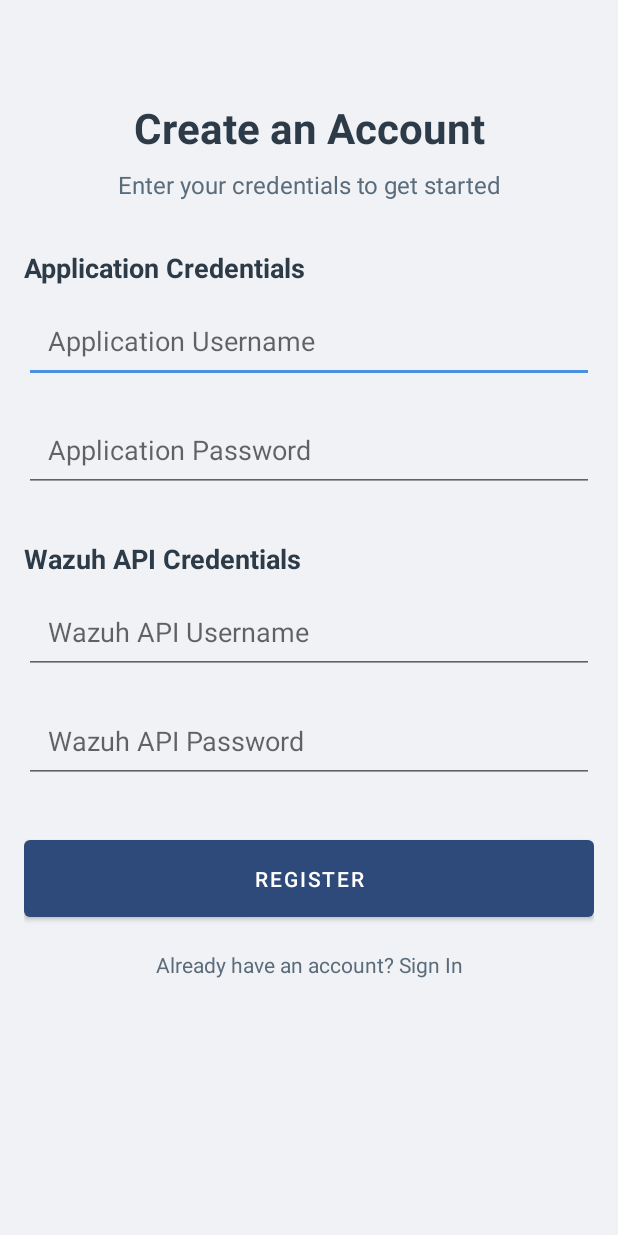
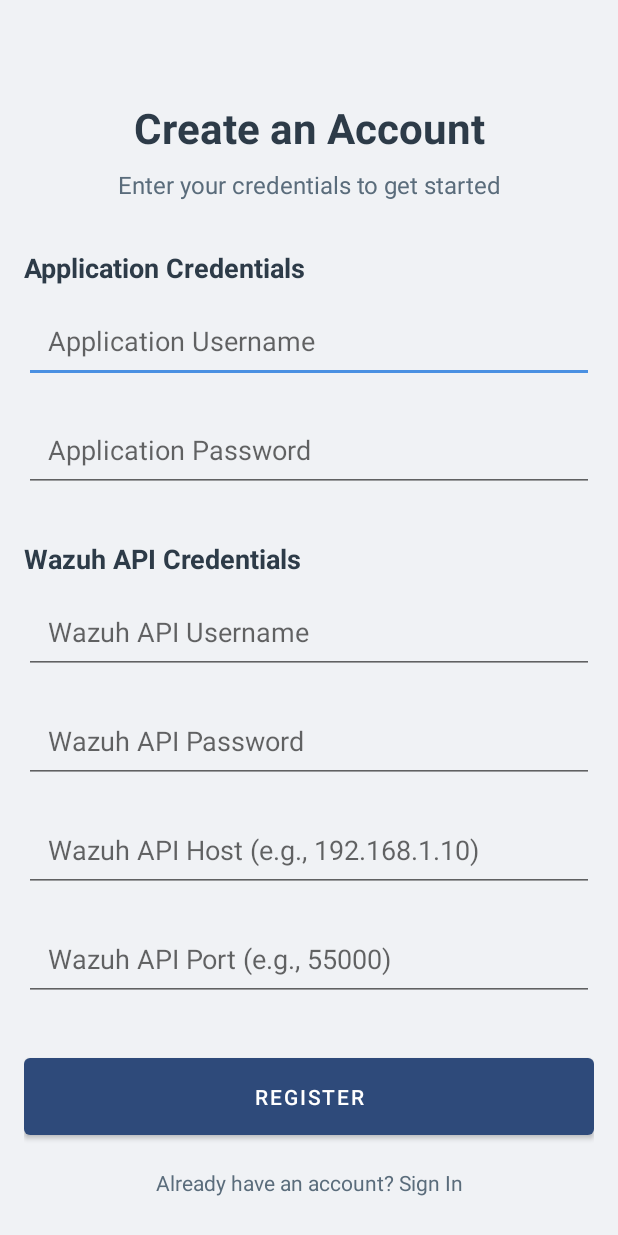
Before and after one commit to MiracleYosuaK/android-project, an Android app: the RegisterActivity screen opened directly, with no data from a screen before it, on a phone screen of 412 x 824 dp. Run offline under Robolectric (Android 15) with nearby library versions, the phone set to English and light mode, and no system bars.

Commit message:
git push origin master

```diff
--- a/app/src/main/java/com/wazuh/mobile/RegisterActivity.java
+++ b/app/src/main/java/com/wazuh/mobile/RegisterActivity.java
@@ -10,7 +10,7 @@
 import com.google.android.material.textfield.TextInputEditText;
 
 public class RegisterActivity extends AppCompatActivity {
-    private TextInputEditText etAppUsername, etAppPassword, etWazuhUsername, etWazuhPassword;
+    private TextInputEditText etAppUsername, etAppPassword, etWazuhUsername, etWazuhPassword, etWazuhHost, etWazuhPort;
     private MaterialButton btnRegister;
 
     @Override
@@ -22,6 +22,8 @@
         etAppPassword = findViewById(R.id.etAppPassword);
         etWazuhUsername = findViewById(R.id.etWazuhUsername);
         etWazuhPassword = findViewById(R.id.etWazuhPassword);
+        etWazuhHost = findViewById(R.id.etWazuhHost);
+        etWazuhPort = findViewById(R.id.etWazuhPort);
         btnRegister = findViewById(R.id.btnRegister);
 
         btnRegister.setOnClickListener(v -> attemptRegister());
@@ -32,9 +34,12 @@
         String appPassword = etAppPassword.getText().toString().trim();
         String wazuhUsername = etWazuhUsername.getText().toString().trim();
         String wazuhPassword = etWazuhPassword.getText().toString().trim();
+        String wazuhHost = etWazuhHost.getText().toString().trim();
+        String wazuhPort = etWazuhPort.getText().toString().trim();
 
         if (TextUtils.isEmpty(appUsername) || TextUtils.isEmpty(appPassword) ||
-                TextUtils.isEmpty(wazuhUsername) || TextUtils.isEmpty(wazuhPassword)) {
+                TextUtils.isEmpty(wazuhUsername) || TextUtils.isEmpty(wazuhPassword) ||
+                TextUtils.isEmpty(wazuhHost) || TextUtils.isEmpty(wazuhPort)) {
             Toast.makeText(this, "All fields are required", Toast.LENGTH_SHORT).show();
             return;
         }
@@ -44,13 +49,13 @@
 
         new Thread(() -> {
             try {
-                // Pastikan ini adalah URL backend Flask Anda
-                ApiClient apiClient = new ApiClient("https://678b45bfb956.ngrok-free.app");
-                apiClient.register(appUsername, appPassword, wazuhUsername, wazuhPassword);
+                // Gunakan URL backend Flask Anda
+                ApiClient apiClient = new ApiClient("https://cc5d39301d57.ngrok-free.app");
+                apiClient.register(appUsername, appPassword, wazuhUsername, wazuhPassword, wazuhHost, wazuhPort);
 
                 runOnUiThread(() -> {
                     Toast.makeText(this, "Registration successful!", Toast.LENGTH_SHORT).show();
-                    finish(); // Kembali ke halaman login
+                    finish();
                 });
             } catch (Exception e) {
                 runOnUiThread(() -> {
--- a/app/src/main/java/com/wazuh/mobile/WelcomeActivity.java
+++ b/app/src/main/java/com/wazuh/mobile/WelcomeActivity.java
@@ -6,6 +6,7 @@
 import com.google.android.material.button.MaterialButton;
 import com.wazuh.mobile.LoginActivity;
 import com.wazuh.mobile.R;
+import com.wazuh.mobile.RegisterActivity;
 
 
 public class WelcomeActivity extends AppCompatActivity {
--- a/app/src/main/res/layout/activity_register.xml
+++ b/app/src/main/res/layout/activity_register.xml
@@ -106,13 +106,37 @@
         app:layout_constraintStart_toStartOf="parent"
         app:layout_constraintEnd_toEndOf="parent"/>
 
+    <com.google.android.material.textfield.TextInputEditText
+        android:id="@+id/etWazuhHost"
+        android:layout_width="0dp"
+        android:layout_height="wrap_content"
+        android:hint="Wazuh API Host (e.g., 192.168.1.10)"
+        android:inputType="textUri"
+        android:padding="16dp"
+        android:layout_marginTop="16dp"
+        app:layout_constraintTop_toBottomOf="@id/etWazuhPassword"
+        app:layout_constraintStart_toStartOf="parent"
+        app:layout_constraintEnd_toEndOf="parent"/>
+
+    <com.google.android.material.textfield.TextInputEditText
+        android:id="@+id/etWazuhPort"
+        android:layout_width="0dp"
+        android:layout_height="wrap_content"
+        android:hint="Wazuh API Port (e.g., 55000)"
+        android:inputType="number"
+        android:padding="16dp"
+        android:layout_marginTop="16dp"
+        app:layout_constraintTop_toBottomOf="@id/etWazuhHost"
+        app:layout_constraintStart_toStartOf="parent"
+        app:layout_constraintEnd_toEndOf="parent"/>
+
     <com.google.android.material.button.MaterialButton
         android:id="@+id/btnRegister"
         android:layout_width="0dp"
         android:layout_height="wrap_content"
         android:text="Register"
         android:padding="16dp"
-        app:layout_constraintTop_toBottomOf="@id/etWazuhPassword"
+        app:layout_constraintTop_toBottomOf="@id/etWazuhPort"
         app:layout_constraintStart_toStartOf="parent"
         app:layout_constraintEnd_toEndOf="parent"
         android:layout_marginTop="32dp"/>
```
Also changed, not shown: app/src/main/java/com/wazuh/mobile/ApiClient.java (+67 -63 lines), app/src/main/java/com/wazuh/mobile/LoginActivity.java (+20 -5 lines).
